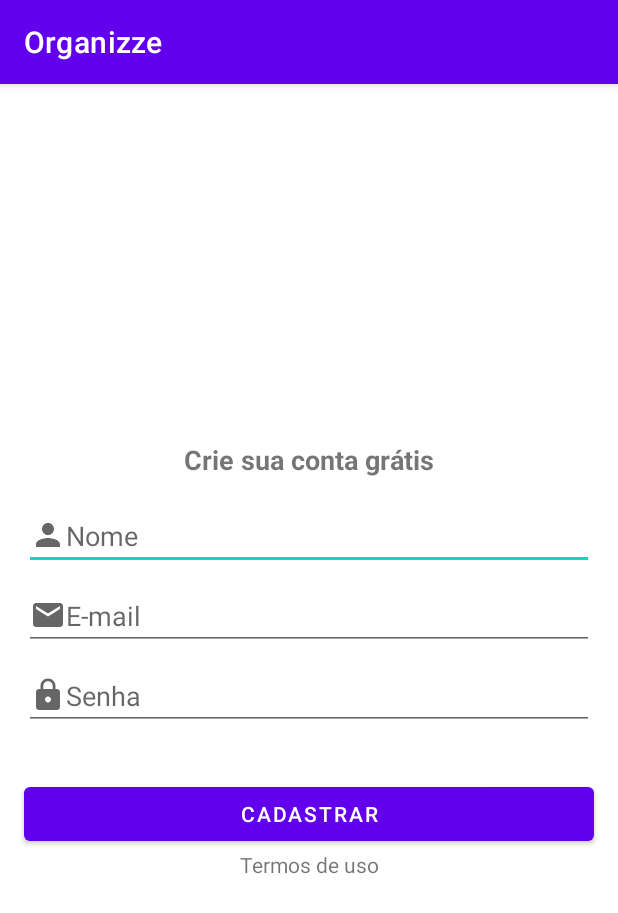
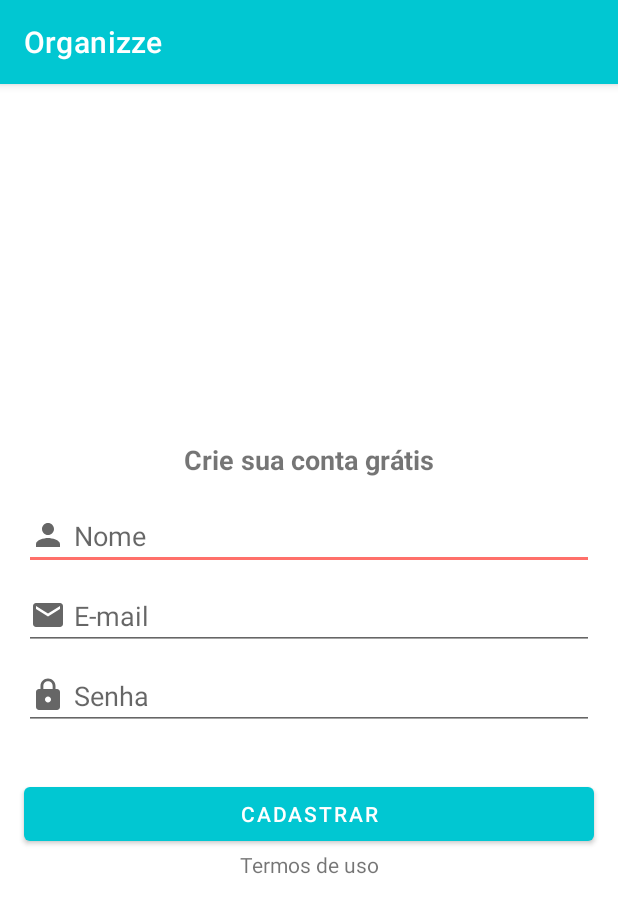
Before and after one commit to iarlenaquiles/Organizze, an Android app: the CadastroActivity screen opened directly, with no data from a screen before it, on a phone screen of 412 x 824 dp. Shown: the top 913 px of the screen. Run offline under Robolectric (Android 15) with nearby library versions, the phone set to English and light mode, and no system bars.

Commit message:
customize cadastro

```diff
--- a/app/src/main/res/layout/activity_cadastro.xml
+++ b/app/src/main/res/layout/activity_cadastro.xml
@@ -28,6 +28,7 @@
         android:layout_marginEnd="16dp"
         android:layout_marginBottom="8dp"
         android:drawableLeft="@drawable/ic_pessoa"
+        android:drawablePadding="5dp"
         android:ems="10"
         android:hint="Nome"
         android:inputType="textPersonName"
@@ -44,6 +45,7 @@
         android:layout_marginEnd="16dp"
         android:layout_marginBottom="8dp"
         android:drawableLeft="@drawable/ic_baseline_email_24"
+        android:drawablePadding="5dp"
         android:ems="10"
         android:hint="E-mail"
         android:inputType="textEmailAddress"
@@ -60,6 +62,7 @@
         android:layout_marginEnd="16dp"
         android:layout_marginBottom="32dp"
         android:drawableLeft="@drawable/ic_baseline_lock_24"
+        android:drawablePadding="5dp"
         android:ems="10"
         android:hint="Senha"
         android:inputType="textAutoComplete"
--- a/app/src/main/res/layout/activity_login.xml
+++ b/app/src/main/res/layout/activity_login.xml
@@ -28,6 +28,7 @@
         android:layout_marginEnd="16dp"
         android:layout_marginBottom="8dp"
         android:drawableLeft="@drawable/ic_baseline_email_24"
+        android:drawablePadding="5dp"
         android:ems="10"
         android:hint="E-mail"
         android:inputType="textEmailAddress"
@@ -44,6 +45,7 @@
         android:layout_marginEnd="16dp"
         android:layout_marginBottom="32dp"
         android:drawableLeft="@drawable/ic_baseline_lock_24"
+        android:drawablePadding="5dp"
         android:ems="10"
         android:hint="Senha"
         android:inputType="textAutoComplete"
--- a/app/src/main/res/layout/intro_cadastro.xml
+++ b/app/src/main/res/layout/intro_cadastro.xml
@@ -34,11 +34,13 @@
 
     <Button
         android:id="@+id/button"
-        android:layout_width="wrap_content"
+        android:layout_width="0dp"
         android:layout_height="wrap_content"
         android:layout_marginStart="32dp"
         android:layout_marginTop="32dp"
+        android:layout_marginEnd="32dp"
         android:layout_marginBottom="32dp"
+        android:background="@color/colorPrimary"
         android:onClick="btCadastrar"
         android:text="cadastre-se"
         app:layout_constraintBottom_toTopOf="@+id/textView5"
--- a/app/src/main/res/values/colors.xml
+++ b/app/src/main/res/values/colors.xml
@@ -7,4 +7,9 @@
     <color name="teal_700">#FF018786</color>
     <color name="black">#FF000000</color>
     <color name="white">#FFFFFFFF</color>
+
+    <color name="colorPrimary">#01c7d2</color>
+    <color name="colorPrimaryDark">#00b2bc</color>
+    <color name="colorAccent">#ff706a</color>
+
 </resources>
--- a/app/src/main/res/values/themes.xml
+++ b/app/src/main/res/values/themes.xml
@@ -2,11 +2,11 @@
     <!-- Base application theme. -->
     <style name="Theme.Organizze" parent="Theme.MaterialComponents.DayNight.DarkActionBar">
         <!-- Primary brand color. -->
-        <item name="colorPrimary">@color/purple_500</item>
-        <item name="colorPrimaryVariant">@color/purple_700</item>
+        <item name="colorPrimary">@color/colorPrimary</item>
+        <item name="colorPrimaryVariant">@color/colorPrimary</item>
         <item name="colorOnPrimary">@color/white</item>
         <!-- Secondary brand color. -->
-        <item name="colorSecondary">@color/teal_200</item>
+        <item name="colorSecondary">@color/colorAccent</item>
         <item name="colorSecondaryVariant">@color/teal_700</item>
         <item name="colorOnSecondary">@color/black</item>
 
```
